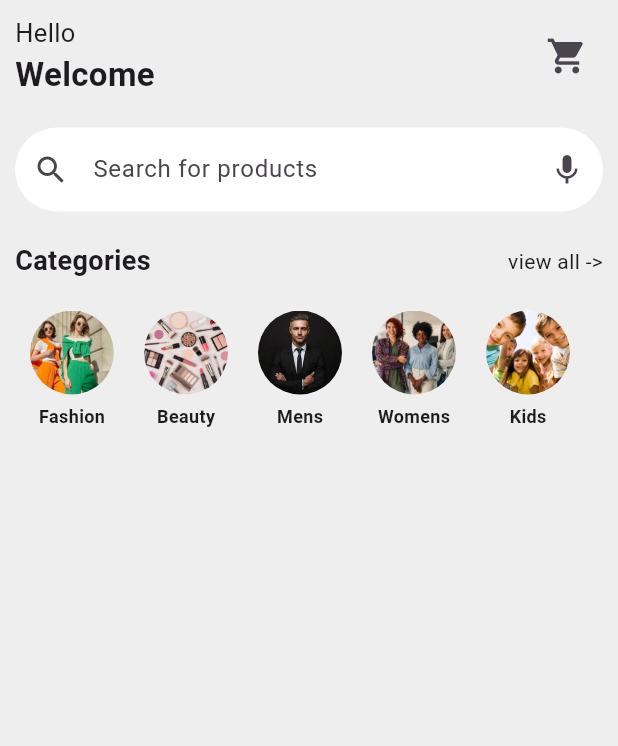
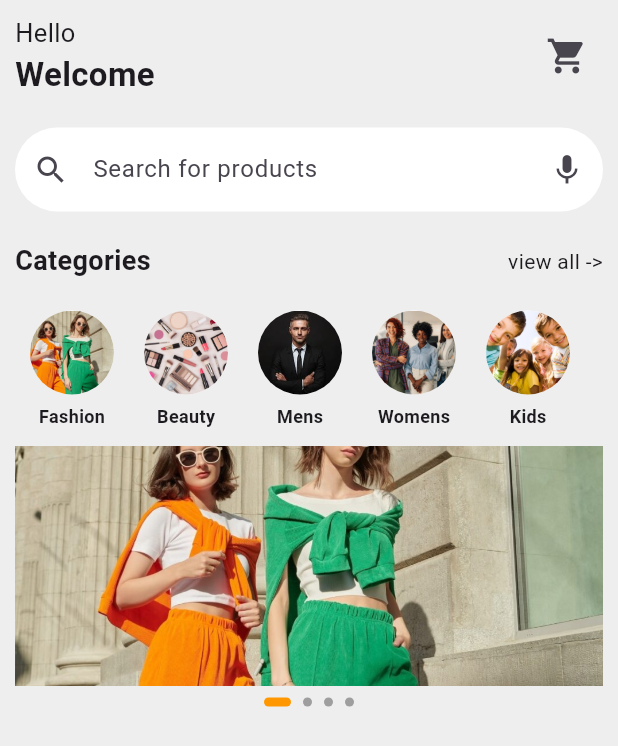
Before and after one commit to Nadia-Islam-Rupa/Full-Stack-E-Commerce-App, a Flutter app: the screen it shows after launch, on a phone screen of 412 x 824 dp. Shown: the top 746 px of the screen. Run offline on Flutter 3.47's test engine with Material 3 defaults, Android fonts, the phone set to English and light mode, and no system bars.

Commit message:
feat: add BannerSlider component and banner images for dynamic display

```diff
--- /dev/null
+++ b/lib/data/banner/banner_data.dart
@@ -0,0 +1,6 @@
+final List<String> bannerImages = [
+  "assets/fashion.jpg",
+  "assets/beauty.webp",
+  "assets/kids.webp",
+  "assets/men.jpeg",
+];
--- /dev/null
+++ b/lib/pages/home/banner.dart
@@ -0,0 +1,55 @@
+import 'package:flutter/material.dart';
+
+class BannerSlider extends StatefulWidget {
+  final List<String> banners;
+
+  const BannerSlider({super.key, required this.banners});
+
+  @override
+  State<BannerSlider> createState() => _BannerSliderState();
+}
+
+class _BannerSliderState extends State<BannerSlider> {
+  int _currentIndex = 0;
+  final PageController _controller = PageController();
+
+  @override
+  Widget build(BuildContext context) {
+    return Column(
+      children: [
+        SizedBox(
+          height: 160,
+          child: PageView.builder(
+            controller: _controller,
+            itemCount: widget.banners.length,
+            onPageChanged: (index) {
+              setState(() => _currentIndex = index);
+            },
+            itemBuilder: (context, index) {
+              return Image.asset(widget.banners[index], fit: BoxFit.cover);
+            },
+          ),
+        ),
+
+        const SizedBox(height: 8),
+
+        Row(
+          mainAxisAlignment: MainAxisAlignment.center,
+          children: List.generate(
+            widget.banners.length,
+            (index) => AnimatedContainer(
+              duration: const Duration(milliseconds: 300),
+              height: 6,
+              width: _currentIndex == index ? 18 : 6,
+              margin: const EdgeInsets.symmetric(horizontal: 4),
+              decoration: BoxDecoration(
+                color: _currentIndex == index ? Colors.orange : Colors.grey,
+                borderRadius: BorderRadius.circular(10),
+              ),
+            ),
+          ),
+        ),
+      ],
+    );
+  }
+}
--- a/lib/pages/home/home_page.dart
+++ b/lib/pages/home/home_page.dart
@@ -1,4 +1,6 @@
+import 'package:ai_powered_e_commerce_app/data/banner/banner_data.dart';
 import 'package:ai_powered_e_commerce_app/data/category/category_data.dart';
+import 'package:ai_powered_e_commerce_app/pages/home/banner.dart';
 import 'package:ai_powered_e_commerce_app/pages/home/category.dart';
 import 'package:flutter/material.dart';
 
@@ -75,6 +77,7 @@ class HomePage extends StatelessWidget {
                 },
               ),
             ),
+            BannerSlider(banners: bannerImages),
           ],
         ),
       ),
```
